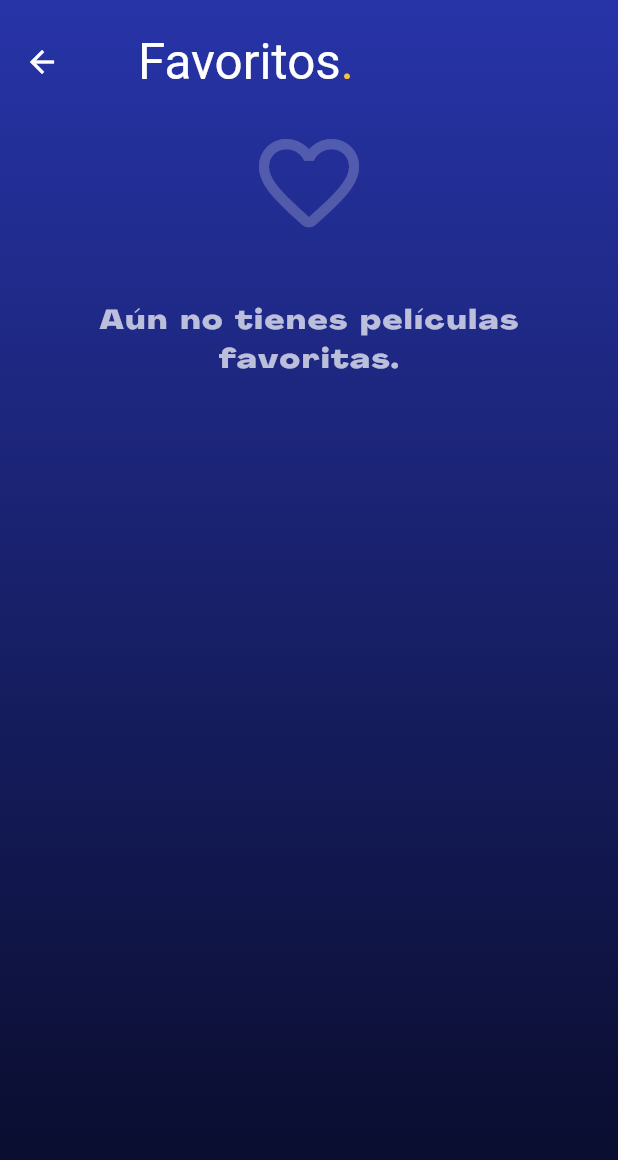
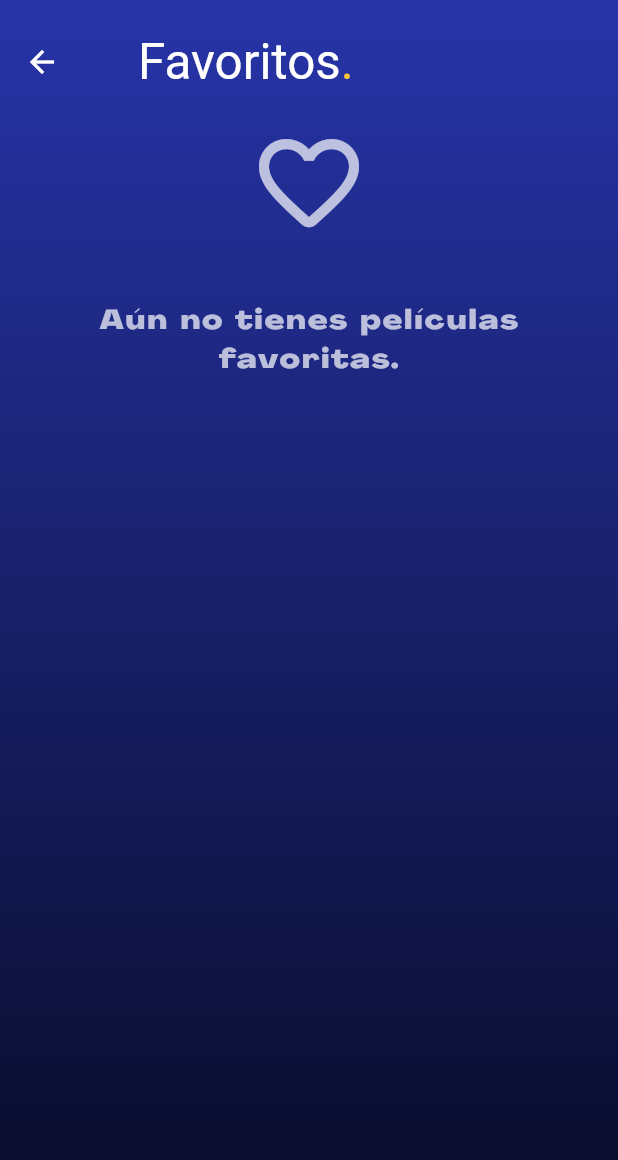
Before and after one commit to juanfranciscovm/cotufaverse, a Flutter app: the FavoritesScreen screen opened by its route, on a phone screen of 412 x 824 dp. Shown: the top 1160 px of the screen. Run offline on Flutter 3.47's test engine with Material 3 defaults, Android fonts, the phone set to English and light mode, and no system bars; our stand-ins replace app_links, card_swiper, curved_labeled_navigation_bar, google_fonts, shared_preferences; accounts and stored records are empty; network calls fail; Roboto replaces fonts that are missing (AgrandirWideBold); project files that could hold a hidden picture were left out.

Commit message:
improve: añadir espacios en pantallas de favoritos, búsqueda y configuración

```diff
--- a/lib/screens/favorites_screen.dart
+++ b/lib/screens/favorites_screen.dart
@@ -65,7 +65,9 @@ class FavoritesScreen extends StatelessWidget {
           Icon(
             Icons.favorite_border_rounded,
             size: 80,
-            color: Color.fromARGB(55, 255, 255, 255),
+            color: isDarkMode
+                  ? Color.fromARGB(179, 255, 255, 255)
+                  : Color.fromARGB(179, 9, 7, 7),
           ),
           SizedBox(height: 20),
           Padding(
--- a/lib/screens/home_screen.dart
+++ b/lib/screens/home_screen.dart
@@ -141,6 +141,7 @@ class _HomeScreenState extends State<HomeScreen> {
               title: Text(AppDictionary.translate(context, 'movie_directory')),
               onTap: () => _scrollToSection(_directoryKey),
             ),
+            SizedBox(height: size.height * 0.2,)
           ],
         ),
       ),
--- a/lib/screens/search_screen.dart
+++ b/lib/screens/search_screen.dart
@@ -159,6 +159,7 @@ class _SearchScreenState extends State<SearchScreen> {
                               fontWeight: FontWeight.bold,
                             ),
                           ),
+                          SizedBox(height: 50,)
                         ],
                       ),
                     ),
--- a/lib/screens/settings_screen.dart
+++ b/lib/screens/settings_screen.dart
@@ -9,6 +9,7 @@ class SettingsScreen extends StatelessWidget {
 
   @override
   Widget build(BuildContext context) {
+    final Size size = MediaQuery.of(context).size;
     final settings = Provider.of<SettingsProvider>(context);
     final moviesProvider = Provider.of<MoviesProvider>(context, listen: false);
 
@@ -60,6 +61,7 @@ class SettingsScreen extends StatelessWidget {
               Navigator.pushNamed(context, "/about_devs");
             },
           ),
+          SizedBox(height: size.height* 0.2),
         ],
       ),
     );
```
